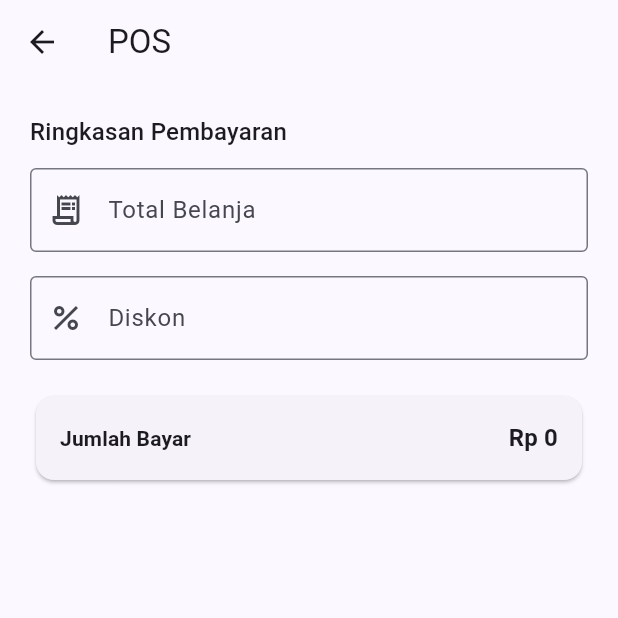
After one commit to deevseek/profesional_mobile, a Flutter app: the PosPage screen opened directly, on a phone screen of 412 x 824 dp, the top half of it. The commit adds this screen. Run offline on Flutter 3.47's test engine with Material 3 defaults, Android fonts, the phone set to English and light mode, and no system bars; our stand-ins replace dio, flutter_riverpod, image_picker, shared_preferences; accounts and stored records are empty.

Commit message:
Add POS total calculation with discount

```diff
--- a/lib/features/dashboard/dashboard_page.dart
+++ b/lib/features/dashboard/dashboard_page.dart
@@ -6,6 +6,7 @@ import '../categories/presentation/category_list_page.dart';
 import '../customers/presentation/customer_list_page.dart';
 import '../employees/presentation/employee_list_page.dart';
 import '../finances/presentation/finance_list_page.dart';
+import '../pos/presentation/pos_page.dart';
 import '../products/presentation/product_list_page.dart';
 import '../purchases/presentation/purchase_list_page.dart';
 import '../purchase_items/presentation/purchase_item_list_page.dart';
@@ -164,12 +165,9 @@ class DashboardPage extends ConsumerWidget {
             onTap: () => _openPage(context, const AttendanceLogListPage()),
           ),
           DashboardMenuItem(
-            label: 'Cash Sessions',
+            label: 'POS',
             icon: Icons.point_of_sale_outlined,
-            onTap: () => _openPage(
-              context,
-              const ModulePlaceholderPage(title: 'Cash Sessions'),
-            ),
+            onTap: () => _openPage(context, const PosPage()),
           ),
           DashboardMenuItem(
             label: 'Service Logs',
--- /dev/null
+++ b/lib/features/pos/presentation/pos_page.dart
@@ -0,0 +1,112 @@
+import 'dart:math';
+
+import 'package:flutter/material.dart';
+
+class PosPage extends StatefulWidget {
+  const PosPage({super.key});
+
+  @override
+  State<PosPage> createState() => _PosPageState();
+}
+
+class _PosPageState extends State<PosPage> {
+  final TextEditingController _totalController = TextEditingController();
+  final TextEditingController _discountController = TextEditingController();
+  double _amountDue = 0;
+
+  @override
+  void initState() {
+    super.initState();
+    _totalController.addListener(_recalculateAmountDue);
+    _discountController.addListener(_recalculateAmountDue);
+  }
+
+  @override
+  void dispose() {
+    _totalController.dispose();
+    _discountController.dispose();
+    super.dispose();
+  }
+
+  @override
+  Widget build(BuildContext context) {
+    return Scaffold(
+      appBar: AppBar(
+        title: const Text('POS'),
+      ),
+      body: ListView(
+        padding: const EdgeInsets.all(20),
+        children: [
+          Text(
+            'Ringkasan Pembayaran',
+            style: Theme.of(context).textTheme.titleMedium,
+          ),
+          const SizedBox(height: 12),
+          TextFormField(
+            controller: _totalController,
+            decoration: const InputDecoration(
+              labelText: 'Total Belanja',
+              prefixIcon: Icon(Icons.receipt_long_outlined),
+            ),
+            keyboardType: TextInputType.number,
+          ),
+          const SizedBox(height: 16),
+          TextFormField(
+            controller: _discountController,
+            decoration: const InputDecoration(
+              labelText: 'Diskon',
+              prefixIcon: Icon(Icons.percent_outlined),
+            ),
+            keyboardType: TextInputType.number,
+          ),
+          const SizedBox(height: 20),
+          Card(
+            elevation: 1,
+            child: Padding(
+              padding: const EdgeInsets.all(16),
+              child: Row(
+                children: [
+                  Expanded(
+                    child: Text(
+                      'Jumlah Bayar',
+                      style: Theme.of(context).textTheme.titleSmall?.copyWith(
+                            fontWeight: FontWeight.w600,
+                          ),
+                    ),
+                  ),
+                  Text(
+                    _formatAmount(_amountDue),
+                    style: Theme.of(context).textTheme.titleMedium?.copyWith(
+                          fontWeight: FontWeight.w700,
+                        ),
+                  ),
+                ],
+              ),
+            ),
+          ),
+        ],
+      ),
+    );
+  }
+
+  void _recalculateAmountDue() {
+    final totalAmount = _parseAmount(_totalController.text);
+    final discountAmount = _parseAmount(_discountController.text);
+    final nextAmountDue = max(0, totalAmount - discountAmount);
+    if (nextAmountDue == _amountDue) {
+      return;
+    }
+    setState(() {
+      _amountDue = nextAmountDue;
+    });
+  }
+
+  double _parseAmount(String raw) {
+    final sanitized = raw.replaceAll(',', '.').trim();
+    return double.tryParse(sanitized) ?? 0;
+  }
+
+  String _formatAmount(double value) {
+    return 'Rp ${value.toStringAsFixed(0)}';
+  }
+}
```
